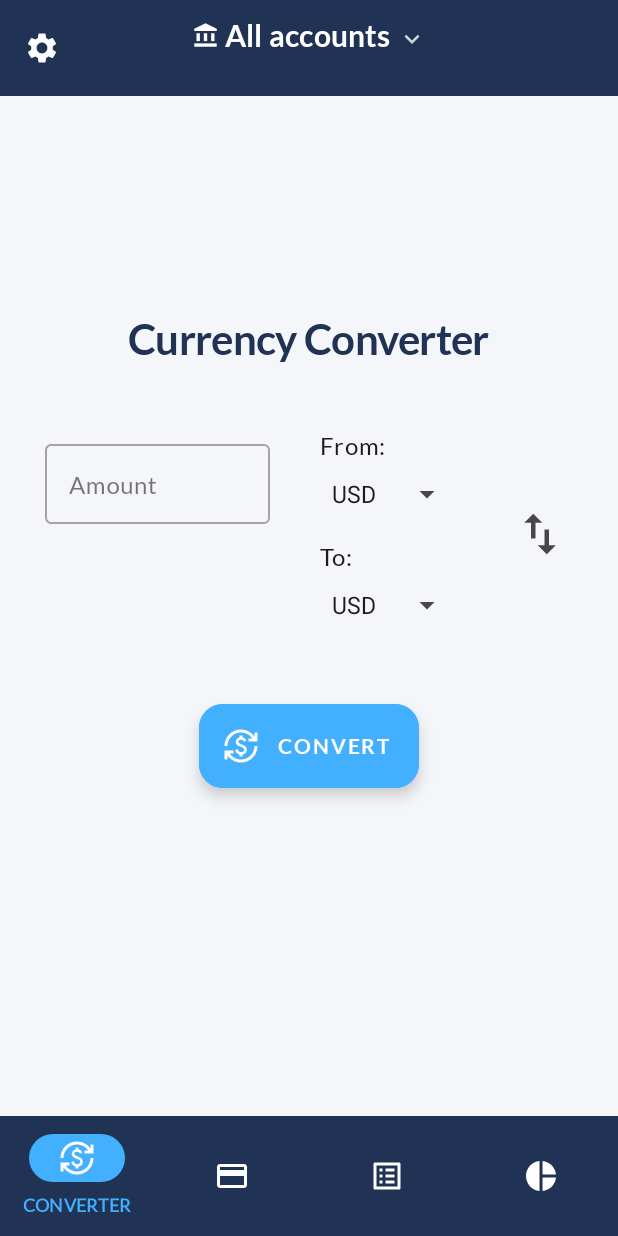
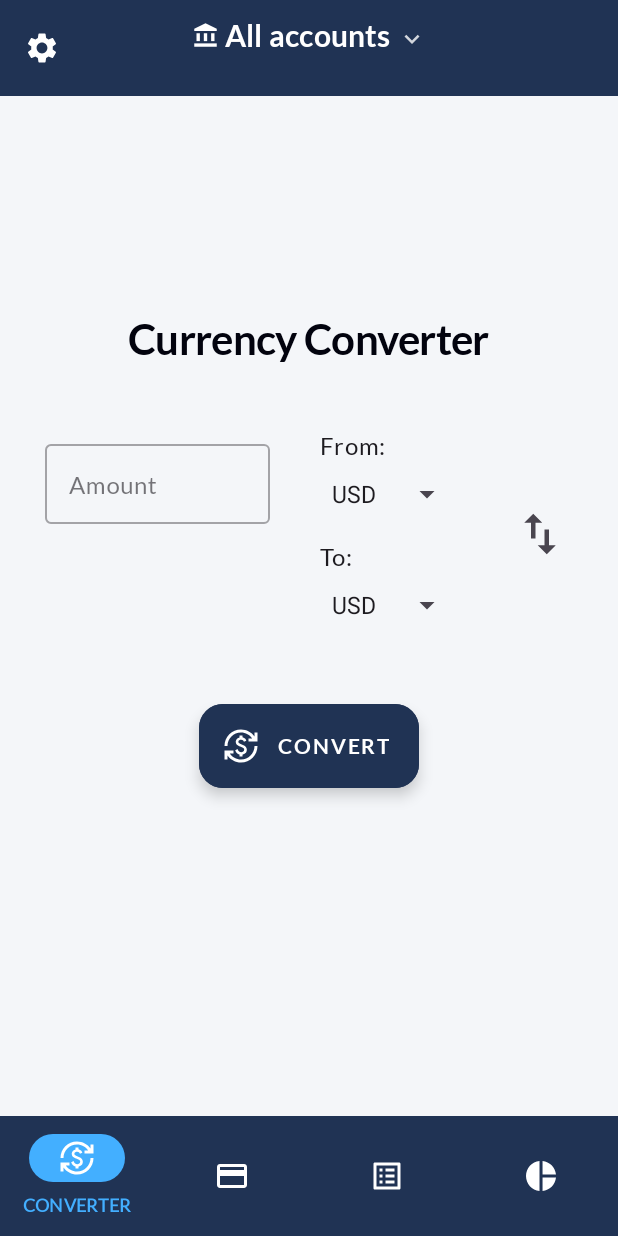
Before and after one commit to jxareas/Xpensor, an Android app: the ConverterFragment screen opened through its navigation route, on a phone screen of 412 x 824 dp. Run offline under Robolectric (Android 15) with nearby library versions, the phone set to English and light mode, and no system bars; our stand-ins replace Dagger/Hilt's generated code, Room's generated code, navigation-ui.

Commit message:
Fix Dark Theme

```diff
--- a/app/src/main/res/drawable/ic_currency.xml
+++ b/app/src/main/res/drawable/ic_currency.xml
@@ -1,7 +1,7 @@
 <vector xmlns:android="http://schemas.android.com/apk/res/android"
     android:width="24dp"
     android:height="24dp"
-    android:tint="?attr/colorPrimary"
+    android:tint="?attr/colorSecondary"
     android:viewportWidth="24"
     android:viewportHeight="24">
     <path
--- a/app/src/main/res/drawable/ic_password.xml
+++ b/app/src/main/res/drawable/ic_password.xml
@@ -3,7 +3,7 @@
     android:height="24dp"
     android:viewportWidth="24"
     android:viewportHeight="24"
-    android:tint="?attr/colorPrimary">
+    android:tint="?attr/colorSecondary">
   <path
       android:fillColor="@android:color/white"
       android:pathData="M2,17h20v2H2V17zM3.15,12.95L4,11.47l0.85,1.48l1.3,-0.75L5.3,10.72H7v-1.5H5.3l0.85,-1.47L4.85,7L4,8.47L3.15,7l-1.3,0.75L2.7,9.22H1v1.5h1.7L1.85,12.2L3.15,12.95zM9.85,12.2l1.3,0.75L12,11.47l0.85,1.48l1.3,-0.75l-0.85,-1.48H15v-1.5h-1.7l0.85,-1.47L12.85,7L12,8.47L11.15,7l-1.3,0.75l0.85,1.47H9v1.5h1.7L9.85,12.2zM23,9.22h-1.7l0.85,-1.47L20.85,7L20,8.47L19.15,7l-1.3,0.75l0.85,1.47H17v1.5h1.7l-0.85,1.48l1.3,0.75L20,11.47l0.85,1.48l1.3,-0.75l-0.85,-1.48H23V9.22z"/>
--- a/app/src/main/res/drawable/ic_theme.xml
+++ b/app/src/main/res/drawable/ic_theme.xml
@@ -1,7 +1,7 @@
 <vector xmlns:android="http://schemas.android.com/apk/res/android"
     android:width="24dp"
     android:height="24dp"
-    android:tint="?attr/colorPrimary"
+    android:tint="?attr/colorSecondary"
     android:viewportWidth="24"
     android:viewportHeight="24">
     <path
--- a/app/src/main/res/layout/fragment_converter.xml
+++ b/app/src/main/res/layout/fragment_converter.xml
@@ -85,7 +85,7 @@
         android:layout_marginTop="16dp"
         android:layout_weight="1"
         android:padding="16dp"
-        android:textColor="?attr/colorOnSecondary"
+        android:textColor="?attr/colorOnPrimary"
         android:textSize="18sp"
         app:layout_constraintStart_toStartOf="@+id/guideline_start"
         app:layout_constraintTop_toBottomOf="@+id/amount_text_field"
@@ -123,7 +123,7 @@
         android:layout_width="wrap_content"
         android:layout_height="wrap_content"
         android:layout_marginTop="48dp"
-        android:backgroundTint="?attr/colorPrimary"
+        android:backgroundTint="?attr/colorPrimaryVariant"
         android:text="@string/convert"
         android:textColor="?attr/colorOnPrimarySurface"
         app:icon="@drawable/ic_currency_converter"
@@ -156,7 +156,7 @@
         android:layout_height="wrap_content"
         android:layout_marginBottom="48dp"
         android:text="@string/currency_converter"
-        android:textColor="?attr/colorPrimaryVariant"
+        android:textColor="?attr/colorOnPrimary"
         android:textSize="28sp"
         android:textStyle="bold"
         app:layout_constraintBottom_toTopOf="@+id/guideline_top"
--- a/app/src/main/res/layout/list_item_category.xml
+++ b/app/src/main/res/layout/list_item_category.xml
@@ -16,7 +16,7 @@
         android:marqueeRepeatLimit="marquee_forever"
         android:singleLine="true"
         android:gravity="center"
-        android:textColor="?attr/colorOnSecondary"
+        android:textColor="?attr/colorOnPrimary"
         android:textSize="12sp"
         app:layout_constraintBottom_toTopOf="@+id/icon_background"
         app:layout_constraintEnd_toEndOf="parent"
--- a/app/src/main/res/values-night-v31/themes.xml
+++ b/app/src/main/res/values-night-v31/themes.xml
@@ -2,17 +2,17 @@
     <!-- Base application theme. -->
     <style name="Theme.Xpensor" parent="Theme.Material3.DayNight.NoActionBar">
         <!-- Primary brand color. -->
-        <item name="colorPrimary">@color/dark_black</item>
+        <item name="colorPrimary">@color/black_matte</item>
         <item name="colorPrimaryVariant">@color/dark_black</item>
         <item name="colorOnPrimary">@color/light_gray</item>
         <!-- Secondary brand color. -->
-        <item name="colorSecondary">@color/orange_red</item>
+        <item name="colorSecondary">@color/light_blue_gray</item>
         <item name="colorSecondaryVariant">@color/red</item>
         <item name="colorOnSecondary">@color/darker_gray</item>
         <item name="colorOnPrimarySurface">@color/light_gray</item>
-        <item name="colorControlHighlight">@color/dark_gray</item>
+        <item name="colorControlHighlight">@color/light_blue_gray</item>
         <!-- Status bar color. -->
-        <item name="android:statusBarColor">?attr/colorPrimary</item>
+        <item name="android:statusBarColor">?attr/colorPrimaryVariant</item>
         <item name="android:windowLightStatusBar" tools:targetApi="m">false</item>
         <!-- Customize your theme here. -->
         <item name="android:forceDarkAllowed" tools:targetApi="29">false</item>
--- a/app/src/main/res/values-night/themes.xml
+++ b/app/src/main/res/values-night/themes.xml
@@ -3,16 +3,16 @@
     <style name="Theme.Xpensor" parent="Theme.Material3.DayNight.NoActionBar">
         <!-- Primary brand color. -->
         <item name="colorPrimary">@color/dark_black</item>
-        <item name="colorPrimaryVariant">@color/dark_black</item>
+        <item name="colorPrimaryVariant">@color/black_matte</item>
         <item name="colorOnPrimary">@color/light_gray</item>
         <!-- Secondary brand color. -->
-        <item name="colorSecondary">@color/orange_red</item>
+        <item name="colorSecondary">@color/light_blue_gray</item>
         <item name="colorSecondaryVariant">@color/red</item>
         <item name="colorOnSecondary">@color/darker_gray</item>
         <item name="colorOnPrimarySurface">@color/light_gray</item>
-        <item name="colorControlHighlight">@color/dark_gray</item>
+        <item name="colorControlHighlight">@color/light_blue_gray</item>
         <!-- Status bar color. -->
-        <item name="android:statusBarColor">?attr/colorPrimary</item>
+        <item name="android:statusBarColor">?attr/colorPrimaryVariant</item>
         <item name="android:windowLightStatusBar" tools:targetApi="m">false</item>
         <!-- Customize your theme here. -->
         <item name="android:forceDarkAllowed" tools:targetApi="29">false</item>
--- a/app/src/main/res/values/colors.xml
+++ b/app/src/main/res/values/colors.xml
@@ -4,6 +4,7 @@
     <color name="light_gray">#ececec</color>
     <color name="dark_gray">#767676</color>
     <color name="darker_gray">#1B1B1B</color>
+    <color name="black_matte">#28282B</color>
     <color name="brown">#402C18</color>
     <color name="black">#FF000000</color>
 
@@ -27,6 +28,7 @@
     <color name="xpensor_blue">#43afff</color>
     <color name="dark_blue">#1b2838</color>
     <color name="dark_blue_variant">#203354</color>
+    <color name="light_blue_gray">#89B4F8</color>
     <color name="light_blue">#024A9F</color>
     <color name="dark_black">#02030E</color>
     <color name="indigo">#8EA8D3</color>
```
